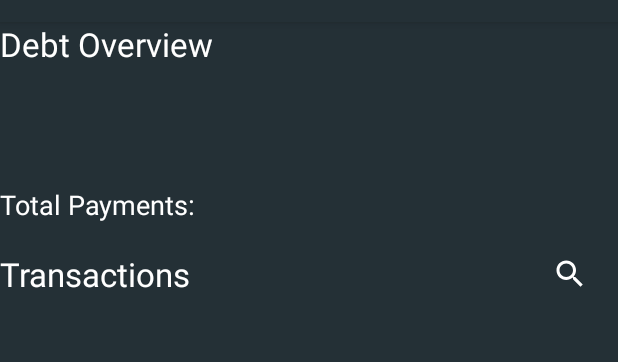
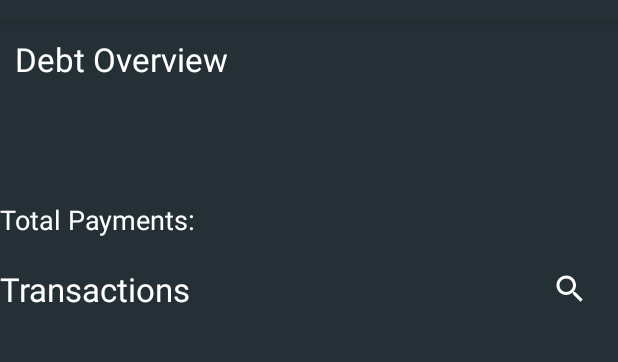
Before and after one commit to BenjaminKowatsch/InteractiveMedia, an Android app: the fragment TransactionFragment shown on its own in the app's theme, on a phone screen of 412 x 824 dp, the part 62-424 px from its top. Run offline under Robolectric (Android 15) with nearby library versions, the phone set to English and light mode, and no system bars; our stand-ins replace Volley; libraries missing offline, so code that uses them is left out: com.facebook, com.facebook.login; pictures from the network do not load; Roboto replaces fonts that are not available here; 5 statements that could not run were skipped.

Commit message:
App: Small layout changes

```diff
--- a/InteractiveMedia/app/src/main/res/layout/fragment_group_list.xml
+++ b/InteractiveMedia/app/src/main/res/layout/fragment_group_list.xml
@@ -8,6 +8,7 @@
     <ListView
         android:layout_width="match_parent"
         android:layout_height="match_parent"
+        android:layout_marginTop="10dp"
         android:id="@+id/android:list"
         android:layout_gravity="center" />
 </LinearLayout>
--- a/InteractiveMedia/app/src/main/res/layout/fragment_transaction_list.xml
+++ b/InteractiveMedia/app/src/main/res/layout/fragment_transaction_list.xml
@@ -1,15 +1,15 @@
 <?xml version="1.0" encoding="utf-8"?>
 <RelativeLayout xmlns:android="http://schemas.android.com/apk/res/android"
     xmlns:tools="http://schemas.android.com/tools"
-    tools:context="com.media.interactive.cs3.hdm.interactivemedia.fragments.TransactionFragment"
     android:layout_width="match_parent"
-    android:layout_height="match_parent">
+    android:layout_height="match_parent"
+    tools:context="com.media.interactive.cs3.hdm.interactivemedia.fragments.TransactionFragment">
 
     <LinearLayout
         android:id="@+id/main_view"
-        android:layout_alignParentStart="true"
         android:layout_width="match_parent"
         android:layout_height="match_parent"
+        android:layout_alignParentStart="true"
         android:background="@color/colorPrimary"
         android:orientation="vertical">
 
@@ -22,6 +22,8 @@
                 android:layout_width="wrap_content"
                 android:layout_height="wrap_content"
                 android:layout_alignParentStart="true"
+                android:layout_marginTop="10dp"
+                android:layout_marginStart="10dp"
                 android:text="Debt Overview"
                 android:textAppearance="@android:style/TextAppearance.Material.Large" />
 
```
